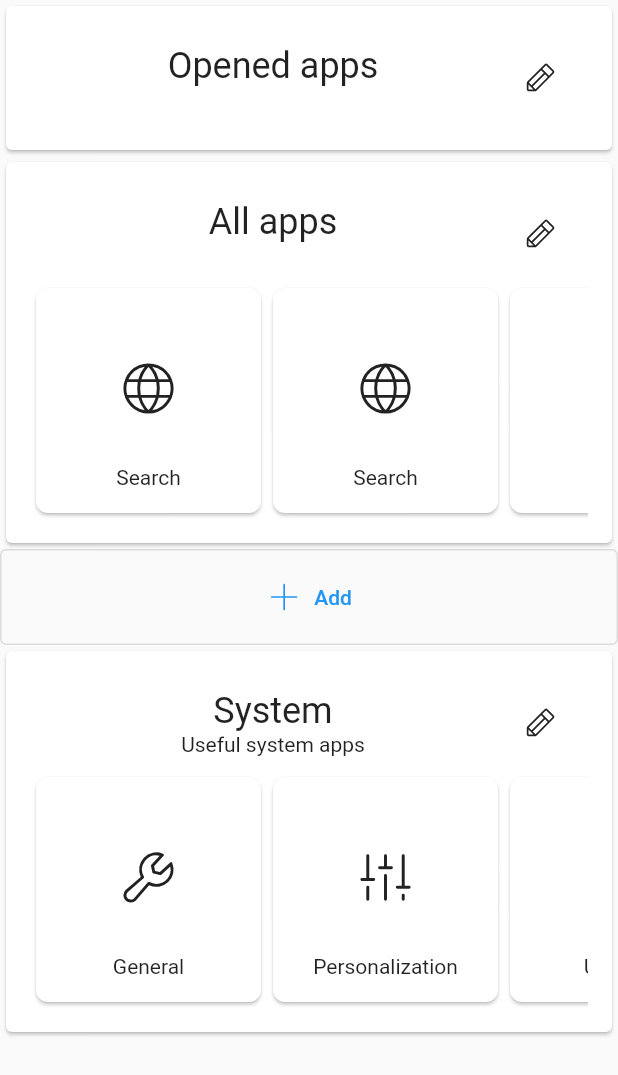
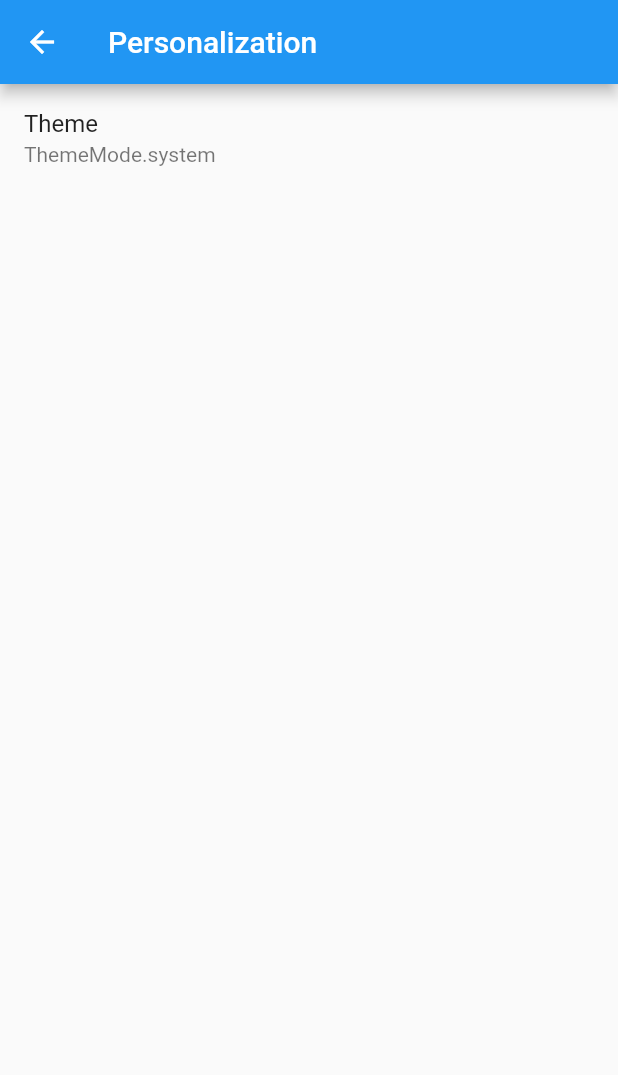
Before and after one commit to LinwoodCloud/Launch, a Flutter app: the screen it shows after launch, after a tap on "Personalization", on a phone screen of 412 x 824 dp. Shown: the top 1075 px of the screen. Run offline on Flutter 3.47's test engine with Material 2 defaults, Android fonts, the phone set to English and light mode, and no system bars; our stand-ins replace phosphor_flutter, shared_preferences.

Commit message:
add personalization

```diff
--- a/app/lib/app/list.dart
+++ b/app/lib/app/list.dart
@@ -1,15 +1,22 @@
 import 'package:flutter/material.dart';
-import 'package:phosphor_flutter/phosphor_flutter.dart';
 
 import 'entry.dart';
 import 'tile.dart';
 
 class AppList extends StatelessWidget {
   final List<AppEntry> apps;
+  final Widget? trailing;
+  final Widget? leading;
   final String title;
   final String description;
 
-  const AppList({Key? key, this.apps = const [], this.title = "", this.description = ""})
+  const AppList(
+      {Key? key,
+      this.apps = const [],
+      this.title = "",
+      this.description = "",
+      this.trailing,
+      this.leading})
       : super(key: key);
 
   @override
@@ -25,6 +32,7 @@ class AppList extends StatelessWidget {
               padding: const EdgeInsets.all(8.0),
               child: Row(
                 children: [
+                  if (leading != null) leading!,
                   Expanded(
                       child: Column(
                     children: [
@@ -32,10 +40,7 @@ class AppList extends StatelessWidget {
                       Text(description)
                     ],
                   )),
-                  IconButton(
-                    icon: Icon(PhosphorIcons.pencilLight),
-                    onPressed: () {},
-                  )
+                  if (trailing != null) trailing!
                 ],
               ),
             ),
--- a/app/lib/home.dart
+++ b/app/lib/home.dart
@@ -1,6 +1,7 @@
 import 'package:flutter/material.dart';
 import 'package:linwood_launcher_app/app/entry.dart';
 import 'package:linwood_launcher_app/app/list.dart';
+import 'package:linwood_launcher_app/settings/personalization.dart';
 import 'package:phosphor_flutter/phosphor_flutter.dart';
 
 class HomePage extends StatefulWidget {
@@ -61,9 +62,12 @@ class _HomePageState extends State<HomePage> {
                   ));
         }),
         SystemEntry("Personalization",
-            widget: Icon(PhosphorIcons.fadersLight, size: 42), onClick: () {}),
+            widget: Icon(PhosphorIcons.fadersLight, size: 42),
+            onClick: () => Navigator.of(context)
+                .push(MaterialPageRoute(builder: (context) => PersonalizationSettingsPage()))),
         SystemEntry("Updates",
-            widget: Icon(PhosphorIcons.arrowCounterClockwiseLight, size: 42), onClick: () {})
+            widget: Icon(PhosphorIcons.arrowCounterClockwiseLight, size: 42), onClick: () {}),
+        SystemEntry("Changelog", widget: Icon(PhosphorIcons.archiveLight, size: 42), onClick: () {})
       ])
     ]));
   }
--- a/app/lib/main.dart
+++ b/app/lib/main.dart
@@ -1,30 +1,42 @@
 import 'package:flutter/material.dart';
+import 'package:shared_preferences/shared_preferences.dart';
 
 import 'home.dart';
+import 'theme.dart';
 
-void main() {
-  runApp(MyApp());
+void main() async {
+  // load the shared preferences from disk before the app is started
+  final prefs = await SharedPreferences.getInstance();
+
+  // create new theme controller, which will get the currently selected from shared preferences
+  final themeController = ThemeController(prefs);
+
+  runApp(MyApp(themeController: themeController));
 }
 
 class MyApp extends StatelessWidget {
+  final ThemeController? themeController;
+
+  const MyApp({Key? key, this.themeController}) : super(key: key);
+
   // This widget is the root of your application.
   @override
   Widget build(BuildContext context) {
-    return MaterialApp(
-      title: 'Flutter Demo',
-      theme: ThemeData(
-        // This is the theme of your application.
-        //
-        // Try running your application with "flutter run". You'll see the
-        // application has a blue toolbar. Then, without quitting the app, try
-        // changing the primarySwatch below to Colors.green and then invoke
-        // "hot reload" (press "r" in the console where you ran "flutter run",
-        // or simply save your changes to "hot reload" in a Flutter IDE).
-        // Notice that the counter didn't reset back to zero; the application
-        // is not restarted.
-        primarySwatch: Colors.blue,
-      ),
-      home: HomePage(),
-    );
+    if (themeController != null)
+      return AnimatedBuilder(
+          animation: themeController!,
+          builder: (context, _) {
+            // wrap app in inherited widget to provide the ThemeController to all pages
+            return ThemeControllerProvider(controller: themeController!, child: _buildApp());
+          });
+    return _buildApp();
   }
+
+  Widget _buildApp() => MaterialApp(
+        title: 'Linwood Launcher',
+        themeMode: themeController?.currentTheme,
+        theme: ThemeData(primarySwatch: Colors.blue),
+        darkTheme: ThemeData(brightness: Brightness.dark, primarySwatch: Colors.blue),
+        home: HomePage(),
+      );
 }
--- /dev/null
+++ b/app/lib/settings/personalization.dart
@@ -0,0 +1,62 @@
+import 'package:flutter/material.dart';
+import 'package:linwood_launcher_app/theme.dart';
+
+class PersonalizationSettingsPage extends StatefulWidget {
+  const PersonalizationSettingsPage({Key? key}) : super(key: key);
+
+  @override
+  _PersonalizationSettingsPageState createState() => _PersonalizationSettingsPageState();
+}
+
+class _PersonalizationSettingsPageState extends State<PersonalizationSettingsPage> {
+  @override
+  Widget build(BuildContext context) {
+    return Scaffold(
+        appBar: AppBar(title: Text("Personalization")),
+        body: Builder(
+          builder: (context) => ListView(children: [
+            ListTile(
+                title: Text("Theme"),
+                subtitle: Text(ThemeController.of(context)?.currentTheme.toString() ?? ""),
+                onTap: () => _openThemeModal())
+          ]),
+        ));
+  }
+
+  void _openThemeModal() async {
+    var _currentTheme = ThemeController.of(context)?.currentTheme;
+    var themeMode = await showModalBottomSheet<ThemeMode>(
+        context: context,
+        builder: (context) {
+          return Container(
+              margin: EdgeInsets.only(bottom: 20),
+              child: ListView(shrinkWrap: true, children: [
+                Padding(
+                  padding: EdgeInsets.symmetric(horizontal: 10, vertical: 20),
+                  child: Text(
+                    "Theme",
+                    style: Theme.of(context).textTheme.headline5,
+                    textAlign: TextAlign.center,
+                  ),
+                ),
+                ListTile(
+                    title: Text("System"),
+                    selected: _currentTheme == ThemeMode.system,
+                    leading: Icon(Icons.settings_outlined),
+                    onTap: () => Navigator.of(context).pop(ThemeMode.system)),
+                ListTile(
+                    title: Text("Light"),
+                    selected: _currentTheme == ThemeMode.light,
+                    leading: Icon(Icons.wb_sunny_outlined),
+                    onTap: () => Navigator.of(context).pop(ThemeMode.light)),
+                ListTile(
+                    title: Text("Dark"),
+                    selected: _currentTheme == ThemeMode.dark,
+                    leading: Icon(Icons.nightlight_round),
+                    onTap: () => Navigator.of(context).pop(ThemeMode.dark)),
+                const SizedBox(height: 32),
+              ]));
+        });
+    if (themeMode != null) ThemeController.of(context)?.currentTheme = themeMode;
+  }
+}
--- /dev/null
+++ b/app/lib/theme.dart
@@ -0,0 +1,45 @@
+import 'package:flutter/material.dart';
+import 'package:shared_preferences/shared_preferences.dart';
+
+/// provides the currently selected theme, saves changed theme preferences to disk
+class ThemeController extends ChangeNotifier {
+  static const themePrefKey = 'theme';
+
+  ThemeController(this._prefs) {
+    // load theme from preferences on initialization
+    _currentTheme = ThemeMode.values[_prefs.getInt(themePrefKey) ?? 0];
+  }
+
+  final SharedPreferences _prefs;
+  late ThemeMode _currentTheme;
+
+  /// get the current theme
+  ThemeMode get currentTheme => _currentTheme;
+
+  set currentTheme(ThemeMode theme) {
+    _currentTheme = theme;
+
+    // notify the app that the theme was changed
+    notifyListeners();
+
+    // store updated theme on disk
+    _prefs.setInt(themePrefKey, theme.index);
+  }
+
+  /// get the controller from any page of your app
+  static ThemeController? of(BuildContext context) {
+    final provider = context.dependOnInheritedWidgetOfExactType<ThemeControllerProvider>();
+    return provider?.controller;
+  }
+}
+
+/// provides the theme controller to any page of your app
+class ThemeControllerProvider extends InheritedWidget {
+  const ThemeControllerProvider({Key? key, required this.controller, required Widget child})
+      : super(key: key, child: child);
+
+  final ThemeController controller;
+
+  @override
+  bool updateShouldNotify(ThemeControllerProvider old) => controller != old.controller;
+}
--- a/app/pubspec.yaml
+++ b/app/pubspec.yaml
@@ -24,10 +24,11 @@ dependencies:
   flutter:
     sdk: flutter
   phosphor_flutter: ^1.2.0
+  shared_preferences: ^2.0.6
 
   # The following adds the Cupertino Icons font to your application.
   # Use with the CupertinoIcons class for iOS style icons.
-  cupertino_icons: ^1.0.2
+  # cupertino_icons: ^1.0.2
 
 dev_dependencies:
   flutter_test:
```
Also changed, not shown: app/pubspec.lock.
